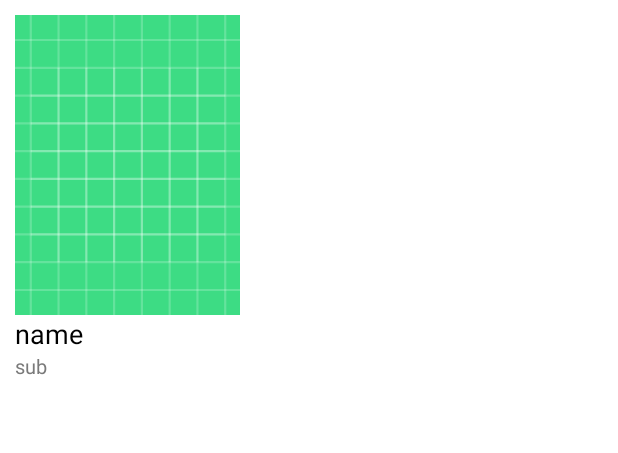
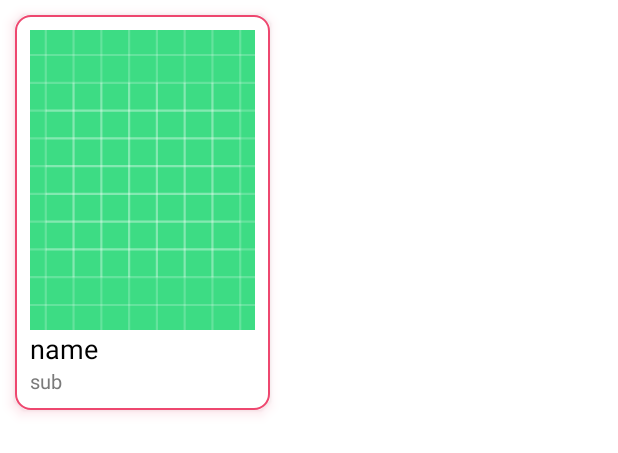
Before and after one commit to Neighboring-Friends/LocalLink, an Android app: the layout item_major_attraction.xml on its own in the app's theme, with its tools: preview values and no code run, on a phone screen of 412 x 824 dp. Shown: the top 453 px of the screen. Run offline under Robolectric (Android 15) with nearby library versions, the phone set to English and light mode, and no system bars; network calls fail.

Commit message:
elevation add

```diff
--- a/app/build.gradle
+++ b/app/build.gradle
@@ -35,9 +35,6 @@ android {
     viewBinding{
         enabled = true
     }
-//    dataBinding{
-//        enable = true
-//    }
 }
 
 dependencies {
@@ -58,9 +55,6 @@ dependencies {
     // gson
     implementation 'com.squareup.retrofit2:converter-gson:2.9.0'
 
-    // kotlin data binding
-//    implementation("androidx.fragment:fragment-ktx:1.6.1")
-
 
    implementation 'androidx.core:core-ktx:1.7.0'
     implementation 'androidx.appcompat:appcompat:1.6.1'
--- /dev/null
+++ b/app/src/main/res/drawable/round_white_solid_primary_stroke.xml
@@ -0,0 +1,15 @@
+<?xml version="1.0" encoding="utf-8"?>
+<shape xmlns:android="http://schemas.android.com/apk/res/android"
+    android:shape="rectangle">
+
+    <stroke
+        android:color="@color/primary"
+        android:width="1dp"/>
+
+    <solid
+        android:color="@color/white"/>
+
+    <corners
+        android:radius="10dp"/>
+
+</shape>
--- a/app/src/main/res/layout/activity_write_post.xml
+++ b/app/src/main/res/layout/activity_write_post.xml
@@ -175,7 +175,7 @@
                 android:gravity="center"
                 android:padding="@dimen/padding"
                 android:layout_marginTop="10dp"
-                android:background="@drawable/round_stroke">
+                android:background="@drawable/round_stroke_sencondary">
 
                 <ImageView
                     android:id="@+id/camera_image_view"
@@ -201,7 +201,7 @@
             android:gravity="top"
             android:padding="@dimen/padding"
             android:layout_marginTop="15dp"
-            android:background="@drawable/round_stroke"
+            android:background="@drawable/round_stroke_sencondary"
             android:textColorHint="@color/hint_text_color"
             android:hint="@string/write_post_activity_extra_content_hint"
             app:layout_constraintTop_toBottomOf="@id/secondary_content_layout"
--- a/app/src/main/res/layout/item_attraction_course.xml
+++ b/app/src/main/res/layout/item_attraction_course.xml
@@ -4,7 +4,10 @@
     xmlns:app="http://schemas.android.com/apk/res-auto"
     xmlns:tools="http://schemas.android.com/tools"
     android:layout_width="match_parent"
-    android:layout_height="wrap_content">
+    android:layout_height="wrap_content"
+    android:background="@drawable/round_solid_white"
+    android:elevation="3dp"
+    android:layout_margin="10dp">
 
     <LinearLayout
         android:id="@+id/text_layout"
--- a/app/src/main/res/layout/item_major_attraction.xml
+++ b/app/src/main/res/layout/item_major_attraction.xml
@@ -5,7 +5,11 @@
     xmlns:tools="http://schemas.android.com/tools"
     android:layout_width="wrap_content"
     android:layout_height="wrap_content"
-    android:padding="@dimen/padding">
+    android:padding="@dimen/padding"
+    android:background="@drawable/round_white_solid_primary_stroke"
+    android:layout_margin="10dp"
+    android:elevation="5dp"
+    android:outlineSpotShadowColor="@color/primary">
 
     <ImageView
         android:id="@+id/attract_image_view"
--- a/app/src/main/res/values/colors.xml
+++ b/app/src/main/res/values/colors.xml
@@ -14,6 +14,7 @@
 
     <color name="primary">#EE476F</color>
     <color name="secondary">#F48B8B</color>
+    <color name="third">#F6ECE1</color>
 
     <color name="transparent">#00FFFFFF</color>
 </resources>
```
Also changed, not shown: app/src/main/java/com/example/nextdoorfriend/attraction/AttractionFragment.kt (+17 -4 lines), app/src/main/java/com/example/nextdoorfriend/attraction/AttractionLoader.kt (+8 -1 lines), app/src/main/java/com/example/nextdoorfriend/attraction/RecruitFragment.kt (+9 -1 lines), app/src/main/java/com/example/nextdoorfriend/attractionCourse/AttractionCourseFragment.kt (+10 -2 lines), app/src/main/res/drawable/round_solid_white.xml (added, +12 -0 lines), app/src/main/res/layout/item_minor_attraction.xml (+7 -3 lines), app/src/main/res/drawable/round_stroke_sencondary.xml (renamed from app/src/main/res/drawable/round_stroke.xml).
